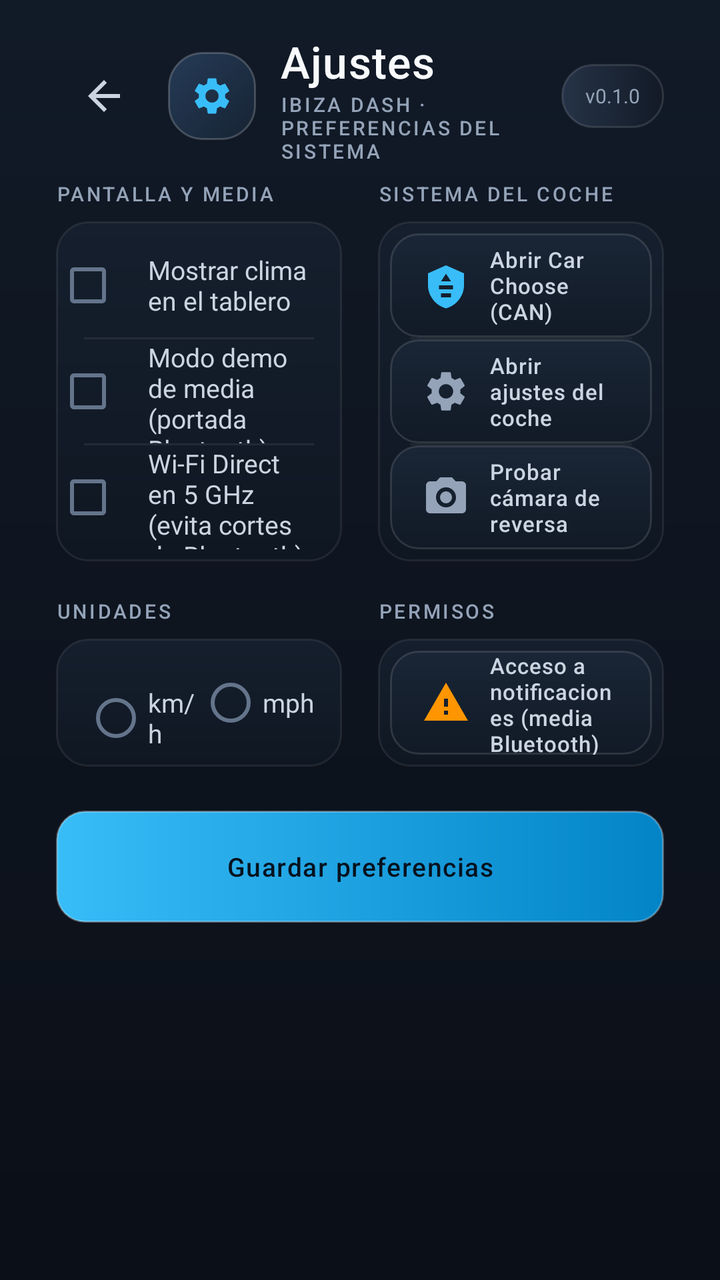
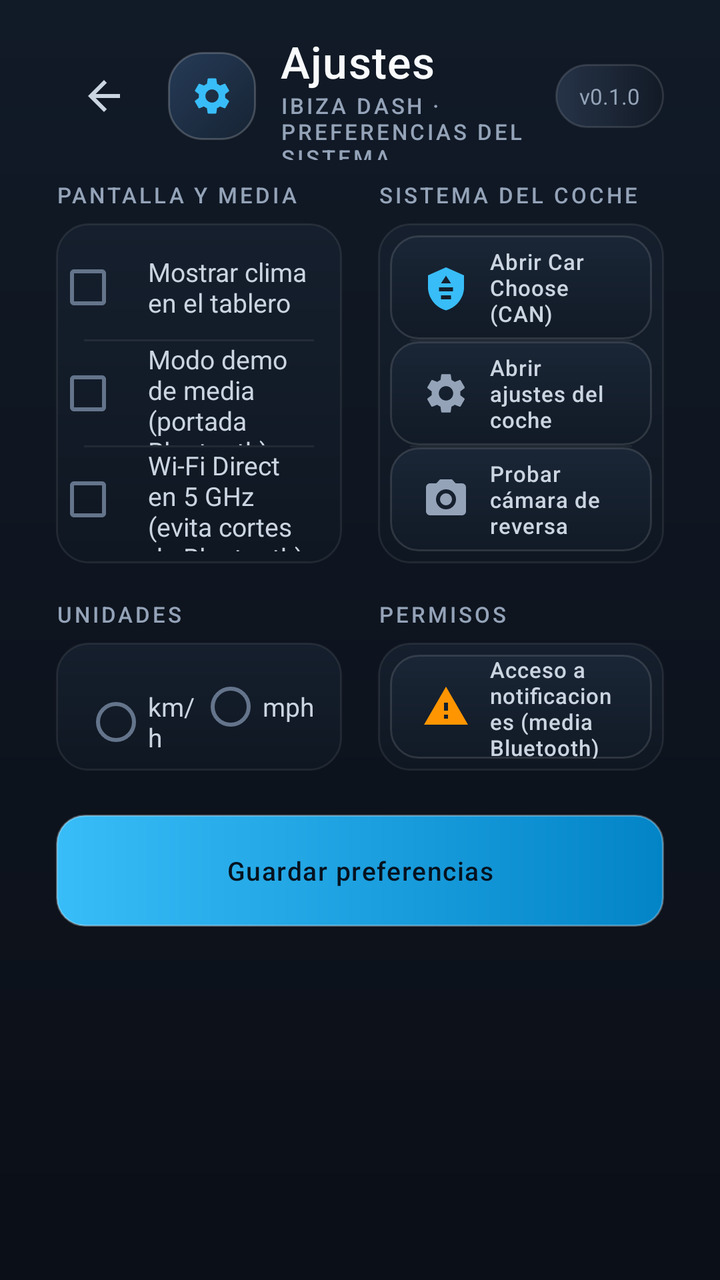

Two renders of the same Android screen: before a commit and after it. Below are the layout's source before the change and the commit's diff.
<!-- AndroidManifest.xml: application theme Theme.IbizaDash -->
<!-- res/layout/activity_settings.xml -->
<?xml version="1.0" encoding="utf-8"?>
<ScrollView xmlns:android="http://schemas.android.com/apk/res/android"
    android:layout_width="match_parent"
    android:layout_height="match_parent"
    android:background="@drawable/bg_screen_gradient"
    android:fillViewport="true"
    android:scrollbars="none">

    <LinearLayout
        android:layout_width="match_parent"
        android:layout_height="wrap_content"
        android:orientation="vertical"
        android:paddingStart="28dp"
        android:paddingTop="16dp"
        android:paddingEnd="28dp"
        android:paddingBottom="28dp">

        
        <LinearLayout
            android:layout_width="match_parent"
            android:layout_height="64dp"
            android:gravity="center_vertical"
            android:orientation="horizontal">

            <ImageButton
                android:id="@+id/btnBack"
                android:layout_width="48dp"
                android:layout_height="48dp"
                android:background="?attr/selectableItemBackgroundBorderless"
                android:contentDescription="Atrás"
                android:padding="10dp"
                android:src="@drawable/ic_back"
                android:tint="@color/text_secondary" />

            <FrameLayout
                android:layout_width="44dp"
                android:layout_height="44dp"
                android:layout_marginStart="8dp"
                android:background="@drawable/bg_hero_badge">

                <ImageView
                    android:layout_width="22dp"
                    android:layout_height="22dp"
                    android:layout_gravity="center"
                    android:contentDescription="Ajustes"
                    android:src="@drawable/ic_settings"
                    android:tint="@color/accent_sky" />
            </FrameLayout>

            <LinearLayout
                android:layout_width="0dp"
                android:layout_height="wrap_content"
                android:layout_marginStart="12dp"
                android:layout_weight="1"
                android:orientation="vertical">

                <TextView
                    android:layout_width="wrap_content"
                    android:layout_height="wrap_content"
                    android:fontFamily="sans-serif-medium"
                    android:letterSpacing="0.02"
                    android:text="Ajustes"
                    android:textColor="@color/text_primary"
                    android:textSize="22sp" />

                <TextView
                    style="@style/Label"
                    android:layout_width="wrap_content"
                    android:layout_height="wrap_content"
                    android:text="IBIZA DASH · PREFERENCIAS DEL SISTEMA" />
            </LinearLayout>

            <TextView
                android:id="@+id/settingsVersion"
                android:layout_width="wrap_content"
                android:layout_height="32dp"
                android:background="@drawable/bg_chip_glass"
                android:fontFeatureSettings="tnum"
                android:gravity="center"
                android:paddingStart="12dp"
                android:paddingEnd="12dp"
                android:text="v0.1.0"
                android:textColor="@color/text_muted"
                android:textSize="10sp" />
        </LinearLayout>

        <LinearLayout
            android:layout_width="match_parent"
            android:layout_height="wrap_content"
            android:layout_marginTop="10dp"
            android:baselineAligned="false"
            android:orientation="horizontal">

            
            <LinearLayout
                android:layout_width="0dp"
                android:layout_height="wrap_content"
                android:layout_weight="1"
                android:orientation="vertical">

                <TextView
                    style="@style/Label"
                    android:layout_width="wrap_content"
                    android:layout_height="wrap_content"
                    android:text="PANTALLA Y MEDIA" />

                <LinearLayout
                    android:layout_width="match_parent"
                    android:layout_height="wrap_content"
                    android:layout_marginTop="7dp"
                    android:background="@drawable/bg_insight_card"
                    android:orientation="vertical"
                    android:paddingTop="6dp"
                    android:paddingBottom="6dp">

                    <CheckBox
                        android:id="@+id/showWeather"
                        android:layout_width="match_parent"
                        android:layout_height="52dp"
                        android:buttonTint="@color/checkbox_tint"
                        android:fontFamily="sans-serif"
                        android:gravity="center_vertical"
                        android:paddingStart="14dp"
                        android:paddingEnd="14dp"
                        android:text="Mostrar clima en el tablero"
                        android:textColor="@color/text_secondary"
                        android:textSize="13sp" />

                    <View
                        android:layout_width="match_parent"
                        android:layout_height="1dp"
                        android:layout_marginStart="14dp"
                        android:layout_marginEnd="14dp"
                        android:background="#12FFFFFF" />

                    <CheckBox
                        android:id="@+id/demoMedia"
                        android:layout_width="match_parent"
                        android:layout_height="52dp"
                        android:buttonTint="@color/checkbox_tint"
                        android:fontFamily="sans-serif"
                        android:gravity="center_vertical"
                        android:paddingStart="14dp"
                        android:paddingEnd="14dp"
                        android:text="Modo demo de media (portada Bluetooth)"
                        android:textColor="@color/text_secondary"
                        android:textSize="13sp" />

                    <View
                        android:layout_width="match_parent"
                        android:layout_height="1dp"
                        android:layout_marginStart="14dp"
                        android:layout_marginEnd="14dp"
                        android:background="#12FFFFFF" />

                    <CheckBox
                        android:id="@+id/p2p5ghz"
                        android:layout_width="match_parent"
                        android:layout_height="52dp"
                        android:buttonTint="@color/checkbox_tint"
                        android:fontFamily="sans-serif"
                        android:gravity="center_vertical"
                        android:paddingStart="14dp"
                        android:paddingEnd="14dp"
                        android:text="Wi-Fi Direct en 5 GHz (evita cortes de Bluetooth)"
                        android:textColor="@color/text_secondary"
                        android:textSize="13sp" />
                </LinearLayout>

                <TextView
                    style="@style/Label"
                    android:layout_width="wrap_content"
                    android:layout_height="wrap_content"
                    android:layout_marginTop="18dp"
                    android:text="UNIDADES" />

                <LinearLayout
                    android:layout_width="match_parent"
                    android:layout_height="wrap_content"
                    android:layout_marginTop="7dp"
                    android:background="@drawable/bg_insight_card"
                    android:gravity="center_vertical"
                    android:orientation="horizontal"
                    android:paddingStart="14dp"
                    android:paddingTop="6dp"
                    android:paddingEnd="14dp"
                    android:paddingBottom="6dp">

                    <RadioGroup
                        android:id="@+id/units"
                        android:layout_width="match_parent"
                        android:layout_height="wrap_content"
                        android:orientation="horizontal">

                        <RadioButton
                            android:id="@+id/unitKmh"
                            android:layout_width="0dp"
                            android:layout_height="52dp"
                            android:layout_weight="1"
                            android:buttonTint="@color/radio_tint"
                            android:gravity="center_vertical"
                            android:text="km/h"
                            android:textColor="@color/text_secondary"
                            android:textSize="13sp" />

                        <RadioButton
                            android:id="@+id/unitMph"
                            android:layout_width="0dp"
                            android:layout_height="52dp"
                            android:layout_weight="1"
                            android:buttonTint="@color/radio_tint"
                            android:gravity="center_vertical"
                            android:text="mph"
                            android:textColor="@color/text_secondary"
                            android:textSize="13sp" />
                    </RadioGroup>
                </LinearLayout>
            </LinearLayout>

            <Space
                android:layout_width="18dp"
                android:layout_height="match_parent" />

            
            <LinearLayout
                android:layout_width="0dp"
                android:layout_height="wrap_content"
                android:layout_weight="1"
                android:orientation="vertical">

                <TextView
                    style="@style/Label"
                    android:layout_width="wrap_content"
                    android:layout_height="wrap_content"
                    android:text="SISTEMA DEL COCHE" />

                <LinearLayout
                    android:layout_width="match_parent"
                    android:layout_height="wrap_content"
                    android:layout_marginTop="7dp"
                    android:background="@drawable/bg_insight_card"
                    android:orientation="vertical"
                    android:padding="6dp">

                    <Button
                        android:id="@+id/btnCarChoose"
                        style="@style/SettingsActionButton"
                        android:layout_width="match_parent"
                        android:drawableStart="@drawable/ic_can"
                        android:drawableTint="@color/accent_sky"
                        android:text="Abrir Car Choose (CAN)" />

                    <View
                        android:layout_width="match_parent"
                        android:layout_height="1dp"
                        android:layout_marginStart="10dp"
                        android:layout_marginEnd="10dp"
                        android:background="#0FFFFFFF" />

                    <Button
                        android:id="@+id/btnCarSettings"
                        style="@style/SettingsActionButton"
                        android:layout_width="match_parent"
                        android:drawableStart="@drawable/ic_settings"
                        android:drawableTint="@color/text_muted"
                        android:text="Abrir ajustes del coche" />

                    <View
                        android:layout_width="match_parent"
                        android:layout_height="1dp"
                        android:layout_marginStart="10dp"
                        android:layout_marginEnd="10dp"
                        android:background="#0FFFFFFF" />

                    <Button
                        android:id="@+id/btnReverse"
                        style="@style/SettingsActionButton"
                        android:layout_width="match_parent"
                        android:drawableStart="@drawable/ic_camera"
                        android:drawableTint="@color/text_muted"
                        android:text="Probar cámara de reversa" />
                </LinearLayout>

                <TextView
                    style="@style/Label"
                    android:layout_width="wrap_content"
                    android:layout_height="wrap_content"
                    android:layout_marginTop="18dp"
                    android:text="PERMISOS" />

                <LinearLayout
                    android:layout_width="match_parent"
                    android:layout_height="wrap_content"
                    android:layout_marginTop="7dp"
                    android:background="@drawable/bg_insight_card"
                    android:orientation="vertical"
                    android:padding="6dp">

                    <Button
                        android:id="@+id/btnNotificationAccess"
                        style="@style/SettingsActionButton"
                        android:layout_width="match_parent"
                        android:drawableStart="@drawable/ic_alert"
                        android:drawableTint="@color/amber"
                        android:text="Acceso a notificaciones (media Bluetooth)" />
                </LinearLayout>
            </LinearLayout>
        </LinearLayout>

        <Button
            android:id="@+id/btnSave"
            style="@style/PrimaryButton"
            android:layout_width="match_parent"
            android:layout_marginTop="22dp"
            android:text="Guardar preferencias" />
    </LinearLayout>
</ScrollView>
<!-- resources referenced by this layout -->
<resources>
  <color name="accent_sky">#38BDF8</color>
  <color name="amber">#FF9500</color>
  <color name="text_muted">#94A3B8</color>
  <color name="text_primary">#F8FAFC</color>
  <color name="text_secondary">#CBD5E1</color>
  <!-- drawable bg_chip_glass (drawable) -->
  <?xml version="1.0" encoding="utf-8"?>
  <shape xmlns:android="http://schemas.android.com/apk/res/android">
      <gradient
          android:angle="0"
          android:endColor="#121A26"
          android:startColor="#263347" />
      <corners android:radius="@dimen/radius_chip" />
      <stroke
          android:width="1dp"
          android:color="@color/glass_border" />
  </shape>
  <!-- drawable bg_hero_badge (drawable) -->
  <?xml version="1.0" encoding="utf-8"?>
  <shape xmlns:android="http://schemas.android.com/apk/res/android">
      <gradient
          android:angle="315"
          android:endColor="#162333"
          android:startColor="#263B57" />
      <corners android:radius="17dp" />
      <stroke
          android:width="1dp"
          android:color="#33FFFFFF" />
  </shape>
  <!-- drawable bg_insight_card (drawable) -->
  <?xml version="1.0" encoding="utf-8"?>
  <shape xmlns:android="http://schemas.android.com/apk/res/android">
      <gradient
          android:angle="270"
          android:endColor="#0F1722"
          android:startColor="#151F2D" />
      <corners android:radius="16dp" />
      <stroke
          android:width="1dp"
          android:color="#14FFFFFF" />
  </shape>
  <!-- drawable bg_screen_gradient (drawable) -->
  <?xml version="1.0" encoding="utf-8"?>
  <shape xmlns:android="http://schemas.android.com/apk/res/android">
      <gradient
          android:angle="270"
          android:endColor="#0B0F17"
          android:startColor="#111A27" />
  </shape>
  <!-- drawable ic_alert (drawable) -->
  <?xml version="1.0" encoding="utf-8"?>
  <vector xmlns:android="http://schemas.android.com/apk/res/android"
      android:width="24dp"
      android:height="24dp"
      android:viewportWidth="24"
      android:viewportHeight="24">
      <path
          android:fillColor="#FFFFFFFF"
          android:pathData="M1,21h22L12,2 1,21zM13,18h-2v-2h2v2zM13,14h-2v-4h2v4z" />
  </vector>
  <!-- drawable ic_back (drawable) -->
  <?xml version="1.0" encoding="utf-8"?>
  <vector xmlns:android="http://schemas.android.com/apk/res/android"
      android:width="24dp"
      android:height="24dp"
      android:viewportWidth="24"
      android:viewportHeight="24">
      <path
          android:fillColor="#FFFFFFFF"
          android:pathData="M20,11H7.83l5.59-5.59L12,4l-8,8 8,8 1.41-1.41L7.83,13H20v-2z" />
  </vector>
  <!-- drawable ic_can (drawable) -->
  <?xml version="1.0" encoding="utf-8"?>
  <vector xmlns:android="http://schemas.android.com/apk/res/android"
      android:width="24dp"
      android:height="24dp"
      android:viewportWidth="24"
      android:viewportHeight="24">
      <path
          android:fillColor="#FFFFFFFF"
          android:pathData="M12,2l9,4v6c0,5.25 -3.84,10.16 -9,11.5C6.84,22.16 3,17.25 3,12V6l9,-4zM12,6.18L9.5,10h5L12,6.18zM8.5,12v2h7v-2h-7zM9.5,16v2h5v-2h-5z" />
  </vector>
  <style name="Label">
          <item name="android:textColor">@color/text_muted</item>
          <item name="android:textSize">@dimen/label_size</item>
          <item name="android:letterSpacing">0.12</item>
          <item name="android:textAllCaps">true</item>
          <item name="android:fontFamily">sans-serif-medium</item>
      </style>
  <dimen name="radius_chip">26dp</dimen>
  <color name="glass_border">#1FFFFFFF</color>
  <dimen name="label_size">10sp</dimen>
  <color name="obsidian_900">#0B0F17</color>
  <!-- unchanged entries left out for length: 7 -->
</resources>

<!-- the commit's change to res/layout/activity_settings.xml (unified diff, before → after) -->
@@ -81,7 +81,7 @@
                 android:paddingEnd="12dp"
                 android:text="v0.1.0"
                 android:textColor="@color/text_muted"
-                android:textSize="10sp" />
+                android:textSize="11sp" />
         </LinearLayout>
 
         <LinearLayout
<!-- resource entries referenced after the edit -->
@@ -91,7 +91,7 @@
       </style>
   <dimen name="radius_chip">26dp</dimen>
   <color name="glass_border">#1FFFFFFF</color>
-  <dimen name="label_size">10sp</dimen>
+  <dimen name="label_size">11sp</dimen>
   <color name="obsidian_900">#0B0F17</color>
   <!-- unchanged entries left out for length: 7 -->
 </resources>
